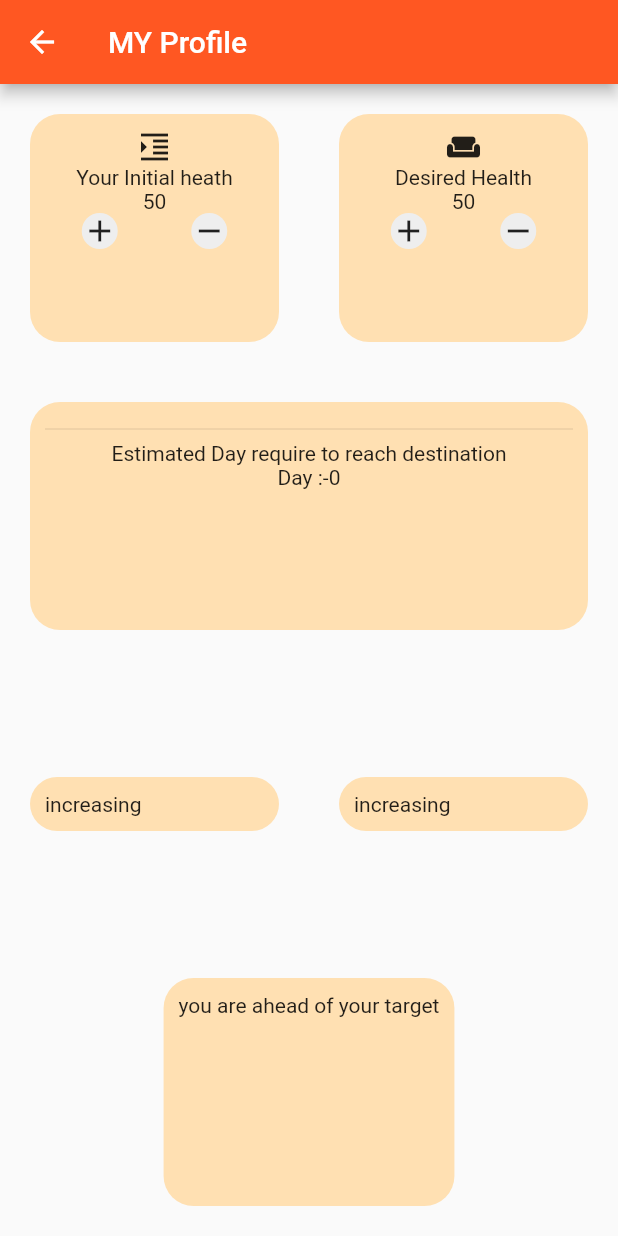
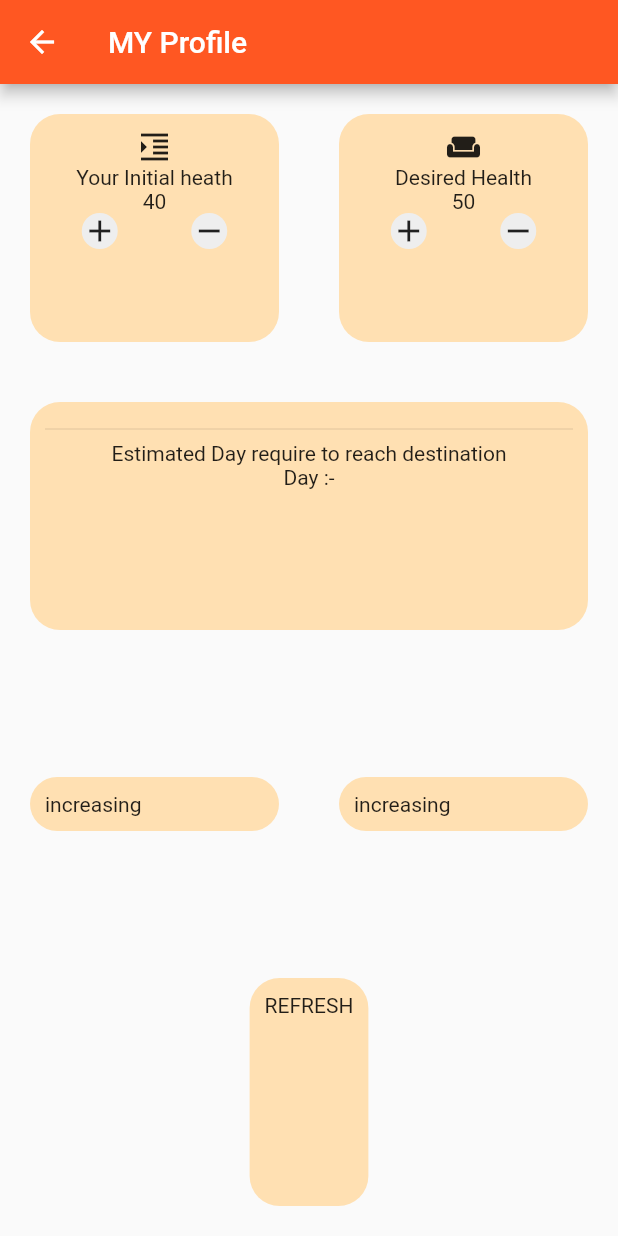
Before and after one commit to RAJ-SHEKHAWAT/MAD, a Flutter app: the Profileuser screen opened directly, on a phone screen of 412 x 824 dp. Run offline on Flutter 3.47's test engine with Material 2 defaults, Android fonts, the phone set to English and light mode, and no system bars; our stand-ins replace cloud_firestore, firebase_auth, firebase_core, fl_chart, flutter_tts, google_sign_in and 2 more; missing offline and left inert: clipboard, firebase_ml_vision; accounts and stored records are empty.

Commit message:
last add

```diff
--- a/lib/raj/Profile.dart
+++ b/lib/raj/Profile.dart
@@ -9,14 +9,14 @@ class Profileuser extends StatefulWidget {
 
 class _ProfileuserState extends State<Profileuser> {
   @override
-  int startmass=50;
+  int startmass=40;
   int desiredmass=50;
   int Tcalories=0;
   int total=0;
   int day=0;
   User user;
   CollectionReference userRef;
-
+  Widget dayy=Text('Day :-');
   progressCal(){
     int temp=(desiredmass-startmass)*7720;
     temp=temp+Tcalories;
@@ -28,6 +28,14 @@ class _ProfileuserState extends State<Profileuser> {
       day++;
       temp=temp-200;
     }
+    setState(() {
+      dayy=Text('Day :-'+day.toString());
+    });
+    print(temp);
+    print(Tcalories);
+    print(startmass);
+    print(desiredmass);
+    print(day);
   }
 
   getUser(){
@@ -43,10 +51,18 @@ class _ProfileuserState extends State<Profileuser> {
       }
       if (dataa.data().containsKey('desiredmass')){
         if(dataa['desiredmass']!=null){
-          startmass=dataa['desiredmass'];
+          desiredmass=dataa['desiredmass'];
         }
       }
+      if (dataa.data().containsKey('Tcalories')){
+        if(dataa['Tcalories']!=null){
+          Tcalories=dataa['Tcalories'];
+        }
+      }
+      print(Tcalories);
+      progressCal();
     });
+
   }
   setData()async{
     await userRef.doc(user.uid).update({
@@ -59,6 +75,7 @@ class _ProfileuserState extends State<Profileuser> {
 
     getUser();
     getData();
+
     super.initState();
   }
   Widget build(BuildContext context) {
@@ -172,7 +189,7 @@ class _ProfileuserState extends State<Profileuser> {
                 children: [
                   Divider(),
                   Text('Estimated Day require to reach destination'),
-                  Text('Day :-'+day.toString()),
+                  dayy,
                 ],
               )
             )),
@@ -193,12 +210,15 @@ class _ProfileuserState extends State<Profileuser> {
               ],
             )
             ),
-            Expanded(child: Container(
-              margin: EdgeInsets.all(20),
-              padding: EdgeInsets.all(10),
-              decoration: boxdeco(),
-              child: Text('you are ahead of your target'),
-              // child: Text('your progress is goood'),
+            Expanded(child: GestureDetector(
+              onTap: getData,
+              child: Container(
+                margin: EdgeInsets.all(20),
+                padding: EdgeInsets.all(10),
+                decoration: boxdeco(),
+                child: Text('REFRESH'),
+                // child: Text('your progress is goood'),
+              ),
             )),
 
           ],
```
